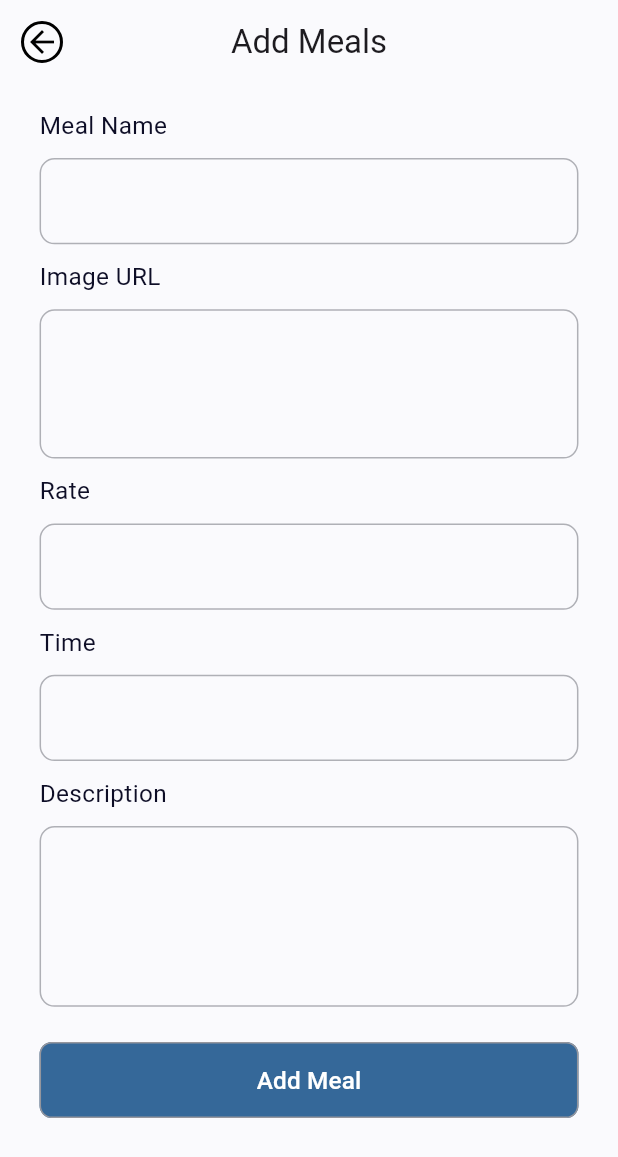
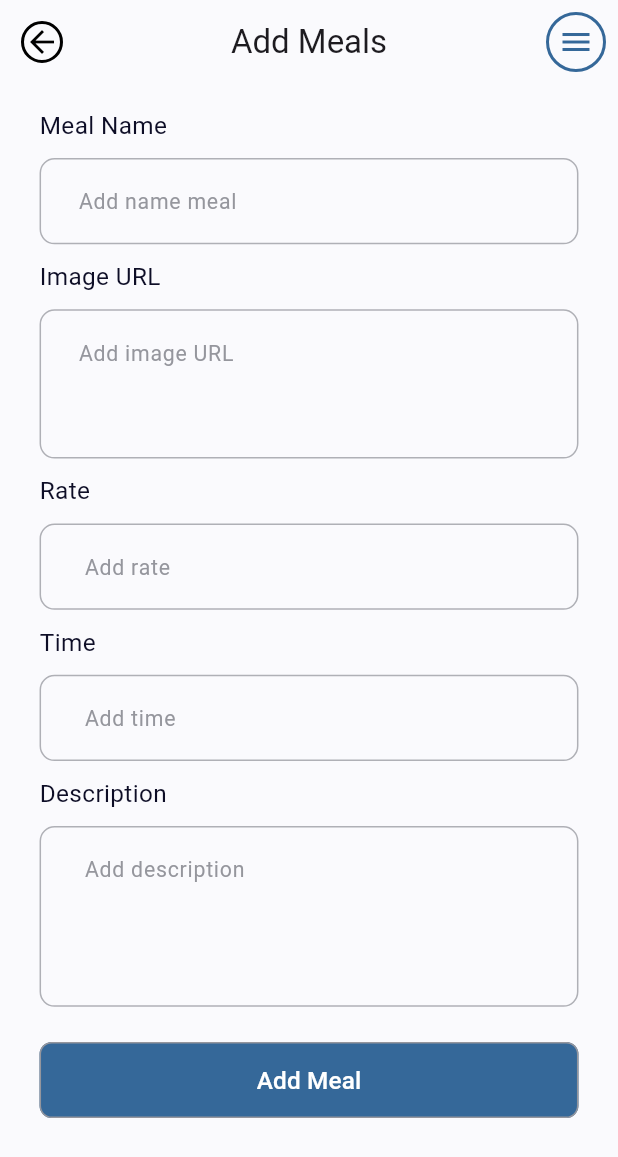
Before and after one commit to abootarek/meals_App_Sqflite, a Flutter app: the HomeScreen screen opened by its route, after a tap on the "add" icon, on a phone screen of 412 x 824 dp. Shown: the top 1157 px of the screen. Run offline on Flutter 3.47's test engine with Material 3 defaults, Android fonts, the phone set to English and light mode, and no system bars; our stand-ins replace cached_network_image, flutter_screenutil, smooth_page_indicator, sqflite; accounts and stored records are empty; network calls fail.

Commit message:
finsh add meals screen , details Meal Screen

```diff
--- a/lib/core/routing/app_routing.dart
+++ b/lib/core/routing/app_routing.dart
@@ -1,6 +1,8 @@
 import 'package:flutter/material.dart';
 import 'package:meleapp/core/routing/routers_app.dart';
+import 'package:meleapp/featuers/home/data/models/meals_model.dart';
 import 'package:meleapp/featuers/home/ui/screens/add_meals_screen.dart';
+import 'package:meleapp/featuers/home/ui/screens/details_meils_screen.dart';
 import 'package:meleapp/featuers/home/ui/screens/home_screen.dart';
 import 'package:meleapp/featuers/onbording/ui/onbording_screen.dart';
 
@@ -22,6 +24,15 @@ class AppRouting {
         return MaterialPageRoute(
           builder: (_) => AddMeals(),
         );
+      // Details Meals
+
+      case Routes.detailsMeilsScreen:
+        final mealsModel = settings.arguments as MealsModel;
+        return MaterialPageRoute(
+          builder: (_) => DetailsMeilsScreen(
+            mealsModel: mealsModel,
+          ),
+        );
       default:
         return null;
     }
--- a/lib/core/routing/routers_app.dart
+++ b/lib/core/routing/routers_app.dart
@@ -2,4 +2,5 @@ class Routes {
   static const String onBoardingScreen = '/onBoardingScreen';
   static const String homeScreen = '/homeScreen';
   static const String addMeals = '/addMeals';
+  static const String detailsMeilsScreen = '/detailsMeilsScreen';
 }
--- /dev/null
+++ b/lib/featuers/home/data/db_helper/db_helper.dart
@@ -0,0 +1,81 @@
+import 'package:meleapp/featuers/home/data/models/meals_model.dart';
+import 'package:path/path.dart';
+import 'package:sqflite/sqflite.dart';
+
+class DataBaseHelper {
+  static final DataBaseHelper dataBaseHelper = DataBaseHelper();
+  Database? _database;
+  // get database
+  Future<Database?> get database async {
+    if (_database != null) return _database;
+    // create database (initialize database)
+    _database = await initDatabase();
+    return _database;
+  }
+
+  Future<Database> initDatabase() async {
+    // path to database
+    String path = join(await getDatabasesPath(), 'meals.db');
+    return await openDatabase(
+      path,
+      version: 1,
+      onCreate: createDataBase,
+    );
+  }
+
+  Future<void> createDataBase(Database db, version) async {
+    await db.execute('''
+      CREATE TABLE Meals(
+        id INTEGER PRIMARY KEY AUTOINCREMENT,
+        title TEXT,
+        image TEXT,
+        description TEXT,
+        raite REAL,
+        date TEXT
+
+
+
+      )
+    ''');
+  }
+
+  // insert data (Method)
+  Future<int> insertMeal(MealsModel meal) async {
+    Map<String, dynamic> mealMap = meal.toMap();
+    final db = await database;
+    return await db!.insert('Meals', mealMap);
+  }
+
+  // get all data (Method)
+  Future<List<MealsModel>> getAllMeals() async {
+    final db = await database;
+    List<Map<String, dynamic>> mealsJson = await db!.query('Meals');
+    List<MealsModel> meals =
+        mealsJson.map((mealsJson) => MealsModel.fromMap(mealsJson)).toList();
+    print("🍽️ Meals fetched from DB: $mealsJson");
+
+    return meals;
+  }
+  // delete data (Method)
+
+  Future<void> deleteAllMeals() async {
+    final db = await database;
+    await db!.delete('Meals');
+    print("✅ تم حذف كل الوجبات");
+  }
+  // delete one meal data (Method)
+
+  Future<void> deleteOneMeal(int id) async {
+    final db = await database;
+    await db!.delete('Meals', where: 'id = ?', whereArgs: [id]);
+    print("✅ تم حذف الوجبة");
+  }
+  // update data (Method)
+
+  Future<void> updateMeal(MealsModel meal) async {
+    final db = await database;
+    await db!
+        .update('Meals', meal.toMap(), where: 'id = ?', whereArgs: [meal.id]);
+    print("✅ تم تعديل الوجبة");
+  }
+}
--- /dev/null
+++ b/lib/featuers/home/data/models/meals_model.dart
@@ -0,0 +1,50 @@
+import 'package:json_annotation/json_annotation.dart';
+
+part 'meals_model.g.dart';
+
+@JsonSerializable()
+class MealsModel {
+  final int? id;
+  final String title;
+  final String? image;
+  final double? raite;
+  final String? date;
+  final String? description;
+
+  MealsModel({
+    this.id,
+    required this.title,
+    this.image,
+    this.raite,
+    this.date,
+    this.description,
+  });
+
+  factory MealsModel.fromJson(Map<String, dynamic> json) =>
+      _$MealsModelFromJson(json);
+
+  Map<String, dynamic> toJson() => _$MealsModelToJson(this);
+
+  Map<String, dynamic> toMap() {
+    final map = {
+      'title': title,
+      'image': image,
+      'raite': raite,
+      'date': date,
+      'description': description,
+    };
+
+    return map;
+  }
+
+  factory MealsModel.fromMap(Map<String, dynamic> map) {
+    return MealsModel(
+      id: map['id'],
+      title: map['title'],
+      image: map['image'],
+      raite: map['raite'] != null ? map['raite'] * 1.0 : null,
+      date: map['date'],
+      description: map['description'],
+    );
+  }
+}
--- a/lib/featuers/home/ui/screens/add_meals_screen.dart
+++ b/lib/featuers/home/ui/screens/add_meals_screen.dart
@@ -1,10 +1,7 @@
 import 'package:flutter/material.dart';
-import 'package:flutter_screenutil/flutter_screenutil.dart';
-import 'package:meleapp/core/helper/sixe_box.dart';
 import 'package:meleapp/core/theming/colors_app.dart';
-import 'package:meleapp/core/theming/style_app.dart';
-import 'package:meleapp/core/widgets/button_app.dart';
-import 'package:meleapp/core/widgets/text_form_field_app.dart';
+import 'package:meleapp/featuers/home/ui/widgets/form_add_meals_custom.dart';
+import 'package:meleapp/featuers/home/ui/widgets/popup_menu_button_custom.dart';
 
 class AddMeals extends StatelessWidget {
   const AddMeals({super.key});
@@ -30,76 +27,15 @@ class AddMeals extends StatelessWidget {
           ),
           onPressed: () => Navigator.pop(context),
         ),
+        actions: [
+          PopupMenuButtonCustom(),
+        ],
         scrolledUnderElevation: 0,
         backgroundColor: ColorsApp.backGroundWhite,
         centerTitle: true,
         title: const Text('Add Meals'),
       ),
-      body: SingleChildScrollView(
-        child: Padding(
-          padding: EdgeInsets.symmetric(
-            horizontal: 24.w,
-            vertical: 16.h,
-          ),
-          child: Column(
-            spacing: 10.h,
-            crossAxisAlignment: CrossAxisAlignment.start,
-            children: [
-              Text(
-                'Meal Name',
-                style: TextStyles.font16Black,
-              ),
-              AppTextFormField(
-                hintText: '',
-                validator: (value) {},
-              ),
-              Text(
-                'Image URL',
-                style: TextStyles.font16Black,
-              ),
-              AppTextFormField(
-                maxLines: 3,
-                hintText: '',
-                validator: (value) {},
-              ),
-              Text(
-                'Rate',
-                style: TextStyles.font16Black,
-              ),
-              AppTextFormField(
-                keyboardType: TextInputType.number,
-                hintText: '',
-                validator: (value) {},
-              ),
-              Text(
-                'Time',
-                style: TextStyles.font16Black,
-              ),
-              AppTextFormField(
-                keyboardType: TextInputType.number,
-                hintText: '',
-                validator: (value) {},
-              ),
-              Text(
-                'Description',
-                style: TextStyles.font16Black,
-              ),
-              AppTextFormField(
-                maxLines: 4,
-                hintText: '',
-                validator: (value) {},
-              ),
-              verticalSpace(3.h),
-              AppTextButton(
-                borderRadius: 8.0.r,
-                buttonText: 'Add Meal',
-                textStyle: TextStyles.font16White,
-                onPressed: () {},
-              ),
-            ],
-          ),
-        ),
-      ),
+      body: FormAddMealsCustom(),
     );
   }
 }
--- /dev/null
+++ b/lib/featuers/home/ui/widgets/form_add_meals_custom.dart
@@ -0,0 +1,146 @@
+import 'package:flutter/material.dart';
+import 'package:flutter_screenutil/flutter_screenutil.dart';
+import 'package:meleapp/core/helper/sixe_box.dart';
+import 'package:meleapp/core/theming/style_app.dart';
+import 'package:meleapp/core/widgets/button_app.dart';
+import 'package:meleapp/core/widgets/text_form_field_app.dart';
+import 'package:meleapp/featuers/home/data/db_helper/db_helper.dart';
+import 'package:meleapp/featuers/home/data/models/meals_model.dart';
+
+class FormAddMealsCustom extends StatefulWidget {
+  const FormAddMealsCustom({
+    super.key,
+  });
+
+  @override
+  State<FormAddMealsCustom> createState() => _FormAddMealsCustomState();
+}
+
+class _FormAddMealsCustomState extends State<FormAddMealsCustom> {
+  final GlobalKey<FormState> _formKey = GlobalKey<FormState>();
+  TextEditingController nameController = TextEditingController();
+  TextEditingController imageUrlController = TextEditingController();
+  TextEditingController rateController = TextEditingController();
+  TextEditingController timeController = TextEditingController();
+  TextEditingController descriptionController = TextEditingController();
+  DataBaseHelper dataBaseHelper = DataBaseHelper.dataBaseHelper;
+
+  @override
+  Widget build(BuildContext context) {
+    return SingleChildScrollView(
+      child: Padding(
+        padding: EdgeInsets.symmetric(
+          horizontal: 24.w,
+          vertical: 16.h,
+        ),
+        child: Form(
+          key: _formKey,
+          autovalidateMode: AutovalidateMode.onUserInteraction,
+          child: Column(
+            spacing: 10.h,
+            crossAxisAlignment: CrossAxisAlignment.start,
+            children: [
+              Text(
+                'Meal Name',
+                style: TextStyles.font16Black,
+              ),
+              AppTextFormField(
+                controller: nameController,
+                hintText: 'Add name meal',
+                validator: (value) {
+                  if (value == null || value.isEmpty) {
+                    return 'Please enter Name meal';
+                  }
+                  return null;
+                },
+              ),
+              Text(
+                'Image URL',
+                style: TextStyles.font16Black,
+              ),
+              AppTextFormField(
+                controller: imageUrlController,
+                maxLines: 3,
+                hintText: 'Add image URL',
+                validator: (value) {
+                  if (value == null || value.isEmpty) {
+                    return 'Please enter image URL';
+                  }
+                  return null;
+                },
+              ),
+              Text(
+                'Rate',
+                style: TextStyles.font16Black,
+              ),
+              AppTextFormField(
+                controller: rateController,
+                keyboardType: TextInputType.number,
+                hintText: ' Add rate',
+                validator: (value) {
+                  if (value == null || value.isEmpty) {
+                    return 'Please enter rate';
+                  }
+                  return null;
+                },
+              ),
+              Text(
+                'Time',
+                style: TextStyles.font16Black,
+              ),
+              AppTextFormField(
+                controller: timeController,
+                keyboardType: TextInputType.number,
+                hintText: ' Add time',
+                validator: (value) {
+                  if (value == null || value.isEmpty) {
+                    return 'Please enter time';
+                  }
+                  return null;
+                },
+              ),
+              Text(
+                'Description',
+                style: TextStyles.font16Black,
+              ),
+              AppTextFormField(
+                controller: descriptionController,
+                maxLines: 4,
+                hintText: ' Add description',
+                validator: (value) {
+                  if (value == null || value.isEmpty) {
+                    return 'Please enter description';
+                  }
+                  return null;
+                },
+              ),
+              verticalSpace(3.h),
+              AppTextButton(
+                borderRadius: 8.0.r,
+                buttonText: 'Add Meal',
+                textStyle: TextStyles.font16White,
+                onPressed: () {
+                  if (_formKey.currentState!.validate()) {
+                    MealsModel mealsModel = MealsModel(
+                      title: nameController.text,
+                      image: imageUrlController.text,
+                      raite: double.parse(rateController.text),
+                      date: timeController.text,
+                      description: descriptionController.text,
+                    );
+                    dataBaseHelper.insertMeal(mealsModel);
+                    nameController.clear();
+                    imageUrlController.clear();
+                    rateController.clear();
+                    timeController.clear();
+                    descriptionController.clear();
+                  }
+                },
+              ),
+            ],
+          ),
+        ),
+      ),
+    );
+  }
+}
--- a/lib/featuers/home/ui/widgets/grid_view_builder_custom.dart
+++ b/lib/featuers/home/ui/widgets/grid_view_builder_custom.dart
@@ -1,7 +1,9 @@
 import 'package:flutter/material.dart';
 import 'package:flutter_screenutil/flutter_screenutil.dart';
 import 'package:meleapp/core/helper/sixe_box.dart';
+import 'package:meleapp/core/theming/colors_app.dart';
 import 'package:meleapp/core/theming/style_app.dart';
+import 'package:meleapp/featuers/home/data/db_helper/db_helper.dart';
 import 'package:meleapp/featuers/home/ui/widgets/item_grid_view_builder.dart';
 
 class GridViewBuilderCustom extends StatelessWidget {
@@ -9,6 +11,8 @@ class GridViewBuilderCustom extends StatelessWidget {
 
   @override
   Widget build(BuildContext context) {
+    final DataBaseHelper databaseHelper = DataBaseHelper.dataBaseHelper;
+
     return Padding(
       padding: EdgeInsets.symmetric(horizontal: 24.w),
       child: Column(
@@ -20,21 +24,42 @@ class GridViewBuilderCustom extends StatelessWidget {
             style: TextStyles.font18DarkBlack,
           ),
           verticalSpace(25.h),
-          GridView.builder(
+          FutureBuilder(
+            future: databaseHelper.getAllMeals(),
+            builder: (context, snapshot) {
+              if (snapshot.connectionState == ConnectionState.waiting) {
+                return const Center(
+                    child: CircularProgressIndicator(
+                  color: ColorsApp.mainBlue,
+                ));
+              } else if (snapshot.hasError) {
+                return Center(child: Text('Error: ${snapshot.error}'));
+              } else if (snapshot.hasData && snapshot.data!.isNotEmpty) {
+                return GridView.builder(
                   padding: EdgeInsets.zero,
                   shrinkWrap: true,
                   physics: const NeverScrollableScrollPhysics(),
+                  itemCount: snapshot.data!.length,
                   gridDelegate: SliverGridDelegateWithFixedCrossAxisCount(
                     crossAxisCount: 2,
-              childAspectRatio: 0.83,
-              crossAxisSpacing: 16.w,
-              mainAxisSpacing: 16.h,
+                    mainAxisSpacing: 20.h,
+                    crossAxisSpacing: 20.w,
                   ),
-            itemBuilder: (context, index) {
-              return ItemGridViewCustom();
+                  itemBuilder: (context, index) => ItemGridViewCustom(
+                    mealsModel: snapshot.data![index],
+                  ),
+                );
+              } else {
+                return Center(
+                  child: Align(
+                    alignment: Alignment.center,
+                    child: Text('No Data'),
+                  ),
+                );
+              }
             },
-            itemCount: 8,
           ),
+          //verticalSpace(25.h),
         ],
       ),
     );
--- a/lib/featuers/home/ui/widgets/item_grid_view_builder.dart
+++ b/lib/featuers/home/ui/widgets/item_grid_view_builder.dart
@@ -1,56 +1,78 @@
+import 'package:cached_network_image/cached_network_image.dart';
 import 'package:flutter/material.dart';
 import 'package:flutter_screenutil/flutter_screenutil.dart';
+import 'package:meleapp/core/helper/navigation.dart';
 import 'package:meleapp/core/helper/sixe_box.dart';
+import 'package:meleapp/core/routing/routers_app.dart';
 import 'package:meleapp/core/theming/colors_app.dart';
 import 'package:meleapp/core/theming/style_app.dart';
+import 'package:meleapp/featuers/home/data/models/meals_model.dart';
 
 class ItemGridViewCustom extends StatelessWidget {
-  const ItemGridViewCustom({super.key});
+  const ItemGridViewCustom({
+    super.key,
+    this.mealsModel,
+  });
+  final MealsModel? mealsModel;
 
   @override
   Widget build(BuildContext context) {
-    return Container(
-      height: 350.h,
+    return GestureDetector(
+      onTap: () {
+        context.pushNamed(
+          Routes.detailsMeilsScreen,
+          arguments: mealsModel,
+        );
+      },
+      child: Container(
+        height: 250.h,
         decoration: BoxDecoration(
             borderRadius: BorderRadius.circular(10.r),
-          color: ColorsApp.mistyGrey),
+            color: ColorsApp.whiteColor),
         child: Padding(
           padding: EdgeInsets.symmetric(horizontal: 10.w, vertical: 10.h),
           child: Column(
             spacing: 8.h,
             crossAxisAlignment: CrossAxisAlignment.start,
             children: [
-            Image.asset(
-              'assets/image/image5.png',
-              height: 110.h,
+              CachedNetworkImage(
+                width: double.infinity,
+                height: 70.h,
+                imageUrl: mealsModel!.image!,
                 fit: BoxFit.cover,
+                errorWidget: (context, url, error) => const Icon(Icons.error),
               ),
               Text(
-              'Cheese Burger',
+                mealsModel!.title,
                 style: TextStyles.font16DarkBlackSemiBold,
+                maxLines: 1,
+                overflow: TextOverflow.ellipsis,
               ),
-            Row(children: [
+              Row(
+                children: [
                   Text(
                     '⭐',
                     style: TextStyles.font16DarkBlackSemiBold,
                   ),
                   horizontalSpace(5.w),
                   Text(
-                '4.8',
+                    mealsModel!.raite.toString(),
                     style: TextStyles.font16DarkBlackSemiBold,
                   ),
                   Spacer(),
                   Text(
-                '⭐',
+                    ' 📅',
                     style: TextStyles.font16DarkBlackSemiBold,
                   ),
                   horizontalSpace(5.w),
                   Text(
-                '4.8',
+                    mealsModel!.date.toString(),
                     style: TextStyles.font16DarkBlackSemiBold,
                   ),
-            ]),
                 ],
+              ),
+            ],
+          ),
         ),
       ),
     );
--- /dev/null
+++ b/lib/featuers/home/ui/widgets/popup_menu_button_custom.dart
@@ -0,0 +1,100 @@
+import 'package:flutter/material.dart';
+import 'package:meleapp/core/helper/navigation.dart';
+import 'package:meleapp/core/theming/colors_app.dart';
+import 'package:meleapp/core/theming/style_app.dart';
+import 'package:meleapp/core/widgets/text_form_field_app.dart';
+import 'package:meleapp/featuers/home/data/db_helper/db_helper.dart';
+
+class PopupMenuButtonCustom extends StatelessWidget {
+  const PopupMenuButtonCustom({
+    super.key,
+  });
+
+  @override
+  Widget build(BuildContext context) {
+    return PopupMenuButton<String>(
+      icon: Container(
+        padding: EdgeInsets.all(6),
+        decoration: BoxDecoration(
+          shape: BoxShape.circle,
+          border: Border.all(
+            width: 2,
+            color: ColorsApp.mainBlue,
+          ),
+        ),
+        child: const Icon(
+          Icons.menu,
+          color: ColorsApp.mainBlue,
+        ),
+      ),
+      onSelected: (value) async {
+        if (value == 'delete_one') {
+          TextEditingController idController = TextEditingController();
+          await showDialog(
+            context: context,
+            builder: (context) => AlertDialog(
+              title: Align(
+                alignment: Alignment.centerRight,
+                child: Text(
+                  'اكتب ID الوجبة اللي هتحذفها',
+                  style: TextStyles.font16DarkBlackSemiBold,
+                ),
+              ),
+              content: AppTextFormField(
+                controller: idController,
+                keyboardType: TextInputType.number,
+                hintText: 'Ex : 1',
+                validator: (value) {
+                  if (value == null || value.isEmpty) {
+                    return 'ID الوجبة مطلوب';
+                  }
+                  return null;
+                },
+              ),
+              actions: [
+                TextButton(
+                  onPressed: () async {
+                    final id = int.tryParse(idController.text);
+                    if (id != null) {
+                      await DataBaseHelper.dataBaseHelper
+                          .deleteOneMeal(id);
+                      context.pop();
+                      ScaffoldMessenger.of(context).showSnackBar(
+                        const SnackBar(content: Text("✅ تم حذف الوجبة")),
+                      );
+                    } else {
+                      ScaffoldMessenger.of(context).showSnackBar(
+                        const SnackBar(content: Text("❌ ID غير صالح")),
+                      );
+                    }
+                  },
+                  child: const Text('حذف'),
+                ),
+                TextButton(
+                  onPressed: () => context.pop(),
+                  child: const Text('إلغاء'),
+                ),
+              ],
+            ),
+          );
+        } else if (value == 'delete_all') {
+          await DataBaseHelper.dataBaseHelper.deleteAllMeals();
+          ScaffoldMessenger.of(context).showSnackBar(
+            const SnackBar(content: Text("✅ تم حذف جميع الوجبات")),
+          );
+        }
+      },
+      itemBuilder: (context) => [
+        const PopupMenuItem<String>(
+          value: 'delete_one',
+          child: Text('Delete One Meal'),
+        ),
+        const PopupMenuItem<String>(
+          value: 'delete_all',
+          child: Text('Delete All Meals'),
+        ),
+      ],
+    );
+  }
+}
+//Popup menu Flutter
--- a/lib/featuers/onbording/ui/widgets/button_app.dart
+++ b/lib/featuers/onbording/ui/widgets/button_app.dart
@@ -2,6 +2,7 @@ import 'package:flutter/material.dart';
 import 'package:flutter_screenutil/flutter_screenutil.dart';
 import 'package:meleapp/core/helper/navigation.dart';
 import 'package:meleapp/core/routing/routers_app.dart';
+import 'package:meleapp/core/theming/colors_app.dart';
 import 'package:meleapp/core/theming/style_app.dart';
 import 'package:meleapp/featuers/onbording/data/demo_data.dart';
 
@@ -21,8 +22,7 @@ class ButtonAppCustom extends StatelessWidget {
   Widget build(BuildContext context) {
     return AppTextButton(
       borderRadius: 8.0.r,
-      buttonText:
-          currentIndex == demoData.length - 1 ? 'Get Started' : 'Next',
+      buttonText: currentIndex == demoData.length - 1 ? 'Get Started' : 'Next',
       textStyle: TextStyles.font16White,
       onPressed: () {
         if (currentIndex < demoData.length - 1) {
--- a/pubspec.yaml
+++ b/pubspec.yaml
@@ -28,11 +28,16 @@ environment:
 # the latest version available on pub.dev. To see which dependencies have newer
 # versions available, run `flutter pub outdated`.
 dependencies:
+  build_runner: ^2.4.15
+  cached_network_image: ^3.4.1
   cupertino_icons: ^1.0.8
   flutter:
     sdk: flutter
   flutter_screenutil: ^5.9.3
+  json_serializable: ^6.9.3
+  path: ^1.9.0
   smooth_page_indicator: ^1.2.1
+  sqflite: ^2.4.1
 
 dev_dependencies:
   flutter_lints: ^5.0.0
```
Also changed, not shown: lib/featuers/home/ui/screens/details_meils_screen.dart (added, +117 -0 lines), lib/main.dart (+28 -1 lines), lib/featuers/home/data/models/meals_model.g.dart (added), lib/featuers/home/ui/screens/details_meals_screen.dart (deleted), pubspec.lock, 2 other files. Lines whose indentation alone changed are shown as unchanged.
